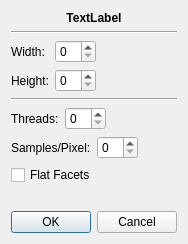
Old version of the form src/ui/dialogs/parameters/path_tracing_3d.ui in the repository cppd/math.
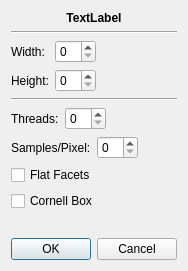
New version of the form.

Diff of the .ui file:
```diff
--- a/src/ui/dialogs/parameters/path_tracing_3d.ui
+++ b/src/ui/dialogs/parameters/path_tracing_3d.ui
@@ -7,7 +7,7 @@
     <x>0</x>
     <y>0</y>
     <width>184</width>
-    <height>244</height>
+    <height>271</height>
    </rect>
   </property>
   <property name="windowTitle">
@@ -150,6 +150,13 @@
      </property>
     </widget>
    </item>
+   <item>
+    <widget class="QCheckBox" name="checkBox_cornell_box">
+     <property name="text">
+      <string>Cornell Box</string>
+     </property>
+    </widget>
+   </item>
    <item>
     <spacer name="verticalSpacer">
      <property name="orientation">
```
